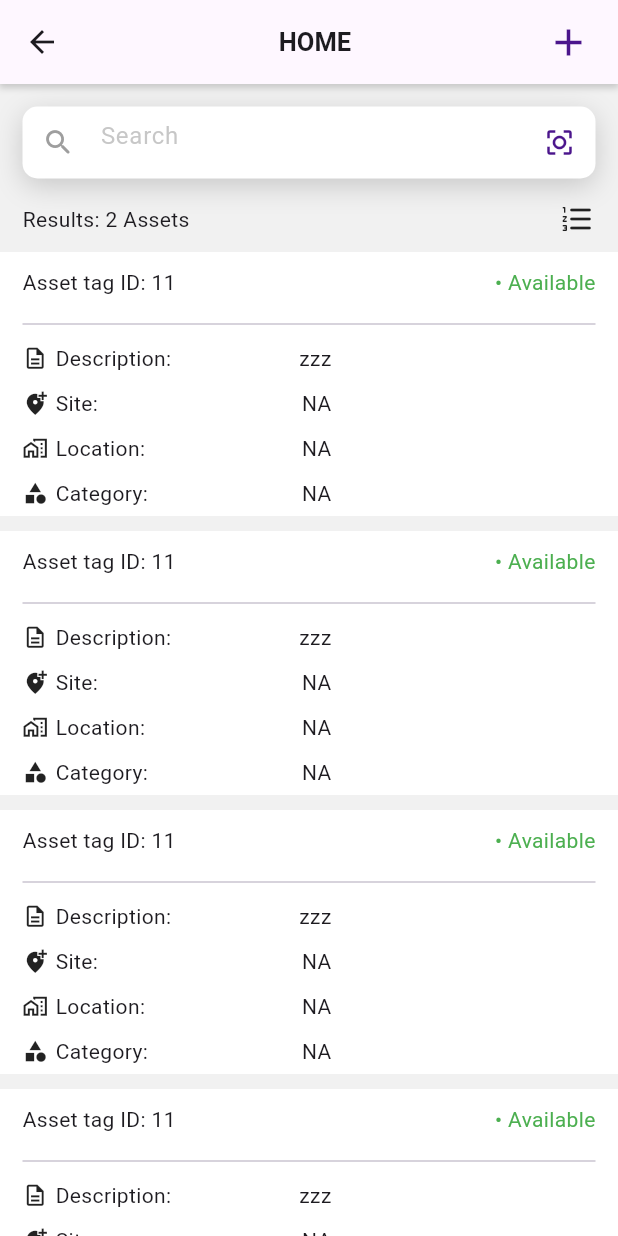
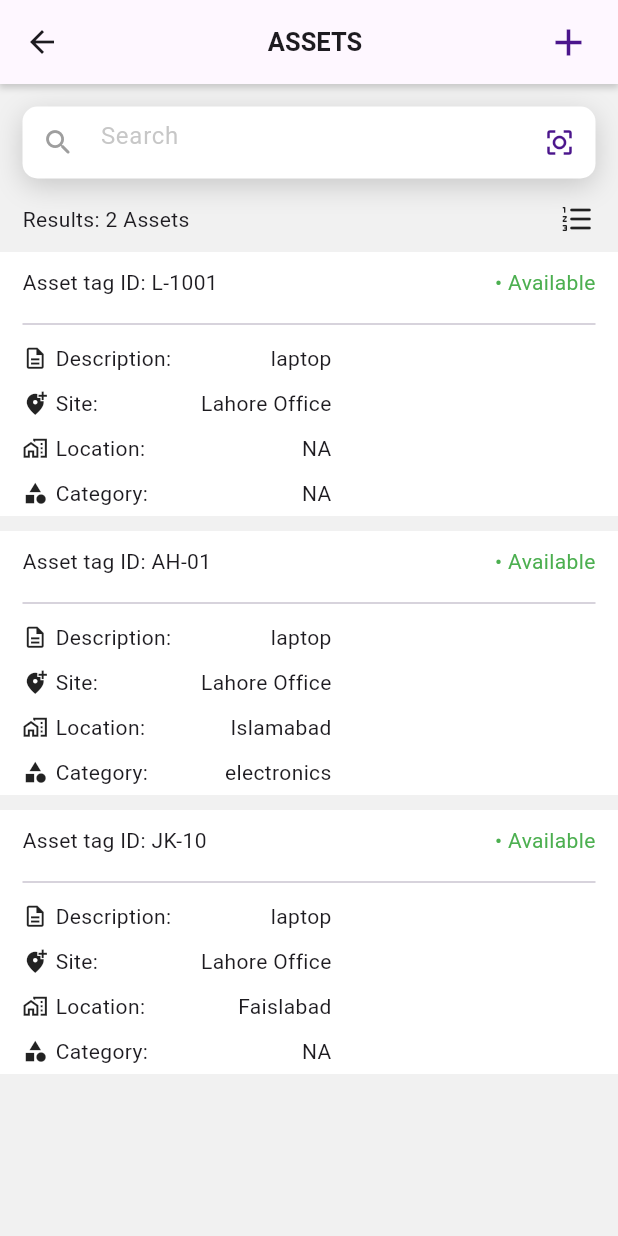
Before and after one commit to Subhan-Ayub/Grey-trunk-App, a Flutter app: the ViewAssets screen opened by its route, on a phone screen of 412 x 824 dp. Run offline on Flutter 3.47's test engine with Material 3 defaults, Android fonts, the phone set to English and light mode, and no system bars; our stand-ins replace file_picker, flutter_blue, flutter_svg, get, get_storage, image_picker and 1 more; accounts and stored records are empty.

```diff
--- a/lib/src/controllers/viewAssets_controller.dart
+++ b/lib/src/controllers/viewAssets_controller.dart
@@ -1,4 +1,75 @@
-
 import 'package:get/get.dart';
 
-class ViewAssetsController extends GetxController{}
+class ViewAssetsController extends GetxController {
+  var data = [
+    {
+      "id": "L-1001",
+      "Brand": "lenovo",
+      "Description": "laptop",
+      "PurchasedDate": "01/01/2020",
+      "Category": "NA",
+      "Model": "thinkbook g4",
+      "SerialNumber": "MP24C06F",
+      "Cost": "8000.0",
+      "AssignedTo": "NA",
+      "LastScanDate": "03/20/2024",
+      "DueDate": "NA",
+      "DisposedDate": "NA",
+      "CreatedDate": "03/20/2024",
+      "Site": "Lahore Office",
+      "Location": "NA",
+      "Depreciation": "Yes",
+      "DepreciationMethod": "Sum of the Years Digits",
+      "TotalCost": "99",
+      "AssetLife": "66",
+      "SalvageValue": "99",
+      "DateAcquired": "04/16/2024"
+    },
+     {
+      "id": "AH-01",
+      "Brand": "dell",
+      "Description": "laptop",
+      "PurchasedDate": "01/01/2020",
+      "Category": "electronics",
+      "Model": "thinkbook g4",
+      "Serial Number": "MP24C06F",
+      "Cost": "8000.0",
+      "AssignedTo": "NA",
+      "LastScanDate": "03/20/2024",
+      "DueDate": "NA",
+      "DisposedDate": "NA",
+      "CreatedDate": "03/20/2024",
+      "Site": "Lahore Office",
+      "Location": "Islamabad",
+      "Depreciation": "Yes",
+      "DepreciationMethod": "Sum of the Years Digits",
+      "TotalCost": "99",
+      "AssetLife": "66",
+      "SalvageValue": "99",
+      "DateAcquired": "04/16/2024"
+    },
+     {
+      "id": "JK-10",
+      "Brand": "lenovo",
+      "Description": "laptop",
+      "PurchasedDate": "01/01/2020",
+      "Category": "NA",
+      "Model": "thinkbook g4",
+      "SerialNumber": "MP24C06F",
+      "Cost": "8000.0",
+      "AssignedTo": "NA",
+      "LastScanDate": "03/20/2024",
+      "DueDate": "NA",
+      "DisposedDate": "NA",
+      "CreatedDate": "03/20/2024",
+      "Site": "Lahore Office",
+      "Location": "Faislabad",
+      "Depreciation": "Yes",
+      "DepreciationMethod": "Sum of the Years Digits",
+      "TotalCost": "99",
+      "AssetLife": "66",
+      "SalvageValue": "99",
+      "DateAcquired": "04/16/2024"
+    }
+  ];
+}
--- /dev/null
+++ b/lib/src/middlewares/auth.dart
@@ -0,0 +1,19 @@
+import 'package:flutter/material.dart';
+import 'package:flutter_application_1/src/utils/routes/routes.dart';
+import 'package:get/get.dart';
+import 'package:get_storage/get_storage.dart';
+
+
+class AuthMiddleware extends GetMiddleware {
+  // ignore: non_constant_identifier_names
+  final Priority = 0;
+  GetStorage box = GetStorage();
+
+  @override
+  RouteSettings? redirect(route) {
+    // print(box.read('auth'));
+    return box.read('auth')
+        ? null
+        : RouteSettings(name: Routes.login);
+  }
+}
--- a/lib/src/ui/view/splash_screen.dart
+++ b/lib/src/ui/view/splash_screen.dart
@@ -19,7 +19,7 @@ class SplashScreenState extends State<SplashScreen> {
 
     super.initState();
     Timer(Duration(seconds: 3), () {
-      Get.toNamed(Routes.login);
+      Get.toNamed(Routes.dashboard);
     });
   }
   @override
--- a/lib/src/ui/view/viewAssets.dart
+++ b/lib/src/ui/view/viewAssets.dart
@@ -1,4 +1,5 @@
 import 'package:flutter/material.dart';
+import 'package:flutter_application_1/src/controllers/viewAssets_controller.dart';
 import 'package:flutter_application_1/src/utils/routes/routes.dart';
 import 'package:flutter_application_1/src/utils/uidata/color.dart';
 import 'package:get/get.dart';
@@ -14,6 +15,7 @@ class ViewAssets extends StatelessWidget {
   }
 
   SingleChildScrollView body() {
+    ViewAssetsController _= Get.find<ViewAssetsController>();
     return SingleChildScrollView(
       physics: const NeverScrollableScrollPhysics(),
       child: Column(
@@ -65,21 +67,21 @@ class ViewAssets extends StatelessWidget {
             height: Get.height / 1.2,
             width: Get.width,
             child: ListView.builder(
-                itemCount: 5,
+                itemCount: _.data.length,
                 itemBuilder: (BuildContext context, ind) {
                   return InkWell(
                     onTap: () {
-                      Get.toNamed(Routes.assetsDetails);
+                      Get.toNamed(Routes.assetsDetails,arguments: _.data[ind]);
                     },
                     child: Container(
                       color: Colors.white,
                       child: Column(
                           crossAxisAlignment: CrossAxisAlignment.start,
                           children: [
-                            const Row(
+                             Row(
                               mainAxisAlignment: MainAxisAlignment.spaceBetween,
                               children: [
-                                Text('Asset tag ID: 11'),
+                                Text('Asset tag ID: ${_.data[ind]['id']}'),
                                 Text(
                                   '• Available',
                                   style: TextStyle(color: Colors.green),
@@ -99,7 +101,7 @@ class ViewAssets extends StatelessWidget {
                                       ).marginOnly(right: 5),
                                       Text('Description:'),
                                       Spacer(),
-                                      Text('zzz')
+                                      Text(' ${_.data[ind]['Description']}')
                                     ],
                                   ).marginOnly(top: 5, bottom: 5),
                                   Row(
@@ -110,7 +112,7 @@ class ViewAssets extends StatelessWidget {
                                       ).marginOnly(right: 5),
                                       Text('Site:'),
                                       Spacer(),
-                                      Text('NA')
+                                      Text(' ${_.data[ind]['Site']}')
                                     ],
                                   ).marginOnly(top: 5, bottom: 5),
                                   Row(
@@ -121,7 +123,7 @@ class ViewAssets extends StatelessWidget {
                                       ).marginOnly(right: 5),
                                       Text('Location:'),
                                       Spacer(),
-                                      Text('NA')
+                                      Text(' ${_.data[ind]['Location']}')
                                     ],
                                   ).marginOnly(top: 5, bottom: 5),
                                   Row(
@@ -132,7 +134,7 @@ class ViewAssets extends StatelessWidget {
                                       ).marginOnly(right: 5),
                                       Text('Category:'),
                                       Spacer(),
-                                      Text('NA')
+                                      Text(' ${_.data[ind]['Category']}')
                                     ],
                                   ).marginOnly(top: 5, bottom: 5),
                                 ],
@@ -165,7 +167,7 @@ class ViewAssets extends StatelessWidget {
         child: AppBar(
           title: Center(
             child: Text(
-              'HOME',
+              'ASSETS',
               style: TextStyle(fontSize: 17, fontWeight: FontWeight.bold),
             ),
           ),
--- a/lib/src/ui/widgets/textformfild_widgets.dart
+++ b/lib/src/ui/widgets/textformfild_widgets.dart
@@ -5,11 +5,13 @@ class TextFormFildWidgets extends StatelessWidget {
   final String title;
   final IconData? icon;
   Function()? onPressd;
+  TextEditingController? txtcontroller;
   TextFormFildWidgets({
     Key? key,
     required this.title,
     this.icon,
     this.onPressd,
+    this.txtcontroller
   });
 
   @override
@@ -17,6 +19,7 @@ class TextFormFildWidgets extends StatelessWidget {
     return Opacity(
       opacity: .7,
       child: TextFormField(
+        controller: txtcontroller,
         onTap: onPressd,
         decoration: InputDecoration(
           hintText: title,
--- a/lib/src/utils/routes/app_pages.dart
+++ b/lib/src/utils/routes/app_pages.dart
@@ -3,8 +3,10 @@ import 'package:flutter_application_1/src/bindings/addMaintenanceBindings.dart';
 import 'package:flutter_application_1/src/bindings/aseetsdetailsBindings.dart';
 import 'package:flutter_application_1/src/bindings/dashboard_bindings.dart';
 import 'package:flutter_application_1/src/bindings/historyBindings.dart';
+import 'package:flutter_application_1/src/bindings/login_bindings.dart';
 import 'package:flutter_application_1/src/bindings/maintenanceBindings.dart';
 import 'package:flutter_application_1/src/bindings/viewAssets_bindings.dart';
+import 'package:flutter_application_1/src/middlewares/auth.dart';
 import 'package:flutter_application_1/src/ui/view/AssetsDestails/addDoc.dart';
 import 'package:flutter_application_1/src/ui/view/AssetsDestails/addMaintenance.dart';
 import 'package:flutter_application_1/src/ui/view/AssetsDestails/assetsDetails.dart';
@@ -22,7 +24,6 @@ import 'package:flutter_application_1/src/ui/view/ScanHistory/misplacedAssets.da
 import 'package:flutter_application_1/src/ui/view/ScanHistory/missingAssets.dart';
 import 'package:flutter_application_1/src/ui/view/ScanHistory/newAssets.dart';
 import 'package:flutter_application_1/src/ui/view/addAsset.dart';
-
 import 'package:flutter_application_1/src/ui/view/dashboard.dart';
 import 'package:flutter_application_1/src/ui/view/dispose.dart';
 import 'package:flutter_application_1/src/ui/view/editAssets.dart';
@@ -48,6 +49,7 @@ class AppPages {
     GetPage(
         name: Routes.login,
         page: () => LogIn(),
+        binding: LoginScreenBindings(),
         transition: Transition.noTransition),
     GetPage(
         name: Routes.signUp,
@@ -60,6 +62,7 @@ class AppPages {
     GetPage(
         name: Routes.dashboard,
         page: () => Dashboard(),
+        middlewares: [AuthMiddleware()],
         binding: DashboardBindings(),
         transition: Transition.noTransition),
     GetPage(
@@ -146,7 +149,7 @@ class AppPages {
         page: () => Despreciation(),
         // binding: AddMaintenanceBindings(),
         transition: Transition.noTransition),
-        GetPage(
+    GetPage(
         name: Routes.bluetooth,
         page: () => BluetoothScreen(),
         binding: AddDocBindings(),
@@ -176,11 +179,10 @@ class AppPages {
         page: () => MissingAssets(),
         binding: AddDocBindings(),
         transition: Transition.noTransition),
-         GetPage(
+    GetPage(
         name: Routes.profile,
         page: () => Profile(),
         // binding: AddMaintenanceBindings(),
         transition: Transition.noTransition),
-
   ];
 }
--- a/pubspec.yaml
+++ b/pubspec.yaml
@@ -46,6 +46,7 @@ dependencies:
   flutter_svg: ^2.0.10+1
   syncfusion_flutter_charts: ^25.1.37
   get: ^4.6.6
+  get_storage: ^2.1.1
 
 
 dev_dependencies:
```
Also changed, not shown: lib/src/controllers/login_controller.dart (+19 -7 lines), lib/src/ui/view/AssetsDestails/assetsDetails.dart (+36 -26 lines), lib/src/ui/view/dashboard.dart (+29 -3 lines), lib/src/ui/view/login.dart (+25 -43 lines), pubspec.lock.
